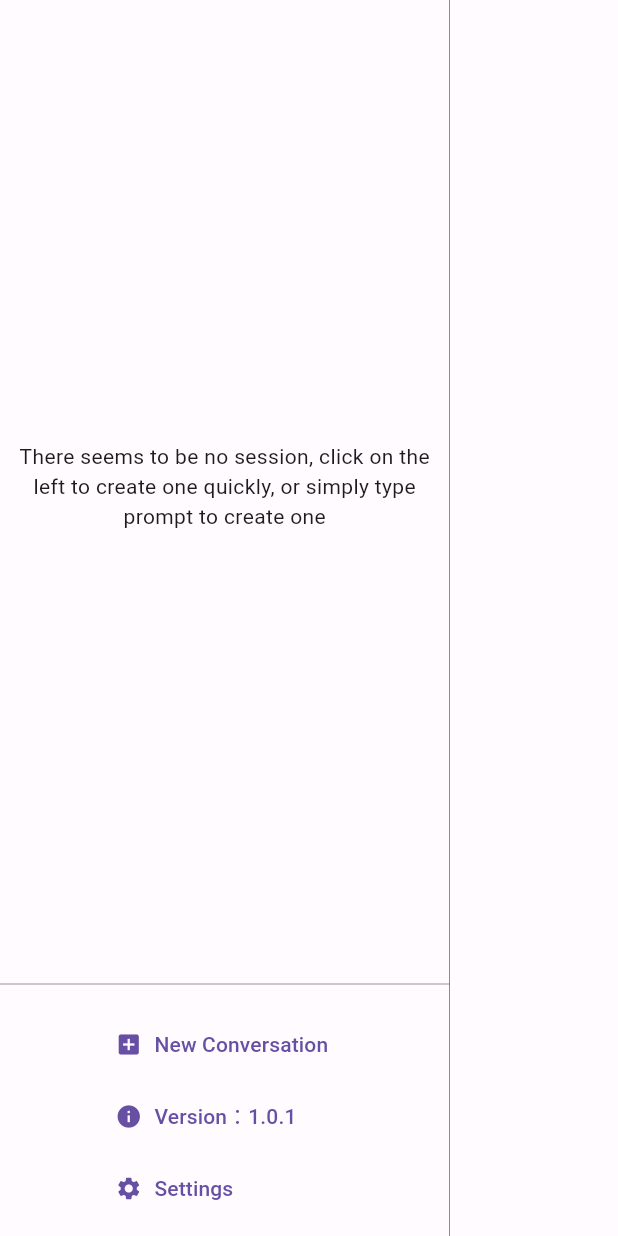
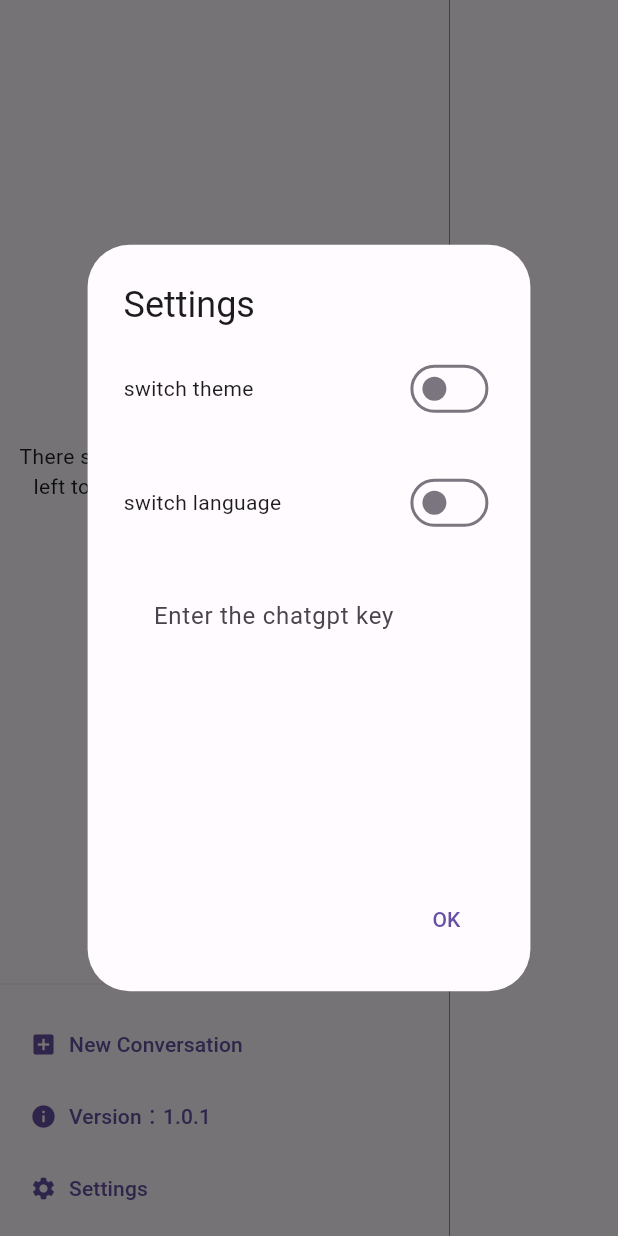
Before and after one commit to bravekingzhang/flutter_chat_box, a Flutter app: the ConversationWindow widget shown alone on an empty page, opened directly, after a tap on "Settings", on a phone screen of 412 x 824 dp. Run offline on Flutter 3.47's test engine with Material 2 defaults, Android fonts, the phone set to English and light mode, and no system bars; our stand-ins replace bloc, equatable, flutter_bloc, flutter_easyloading, flutter_highlight, flutter_markdown and 5 more; missing offline and left inert: dart_openai, markdown; accounts and stored records are empty; generated files the repository leaves out were written again.

Commit message:
feat:完成第一个稍微可用的版本

```diff
--- a/lib/components/conversation.dart
+++ b/lib/components/conversation.dart
@@ -4,7 +4,7 @@ import 'package:flutter_chatgpt/bloc/conversation_bloc.dart';
 import 'package:flutter_chatgpt/bloc/message_bloc.dart';
 import 'package:flutter_chatgpt/cubit/setting_cubit.dart';
 import 'package:flutter_chatgpt/repository/conversation.dart';
-import 'package:flutter_easyloading/flutter_easyloading.dart';
+import 'package:flutter_gen/gen_l10n/app_localizations.dart';
 
 class ConversationWindow extends StatefulWidget {
   const ConversationWindow({super.key});
@@ -26,14 +26,11 @@ class _ConversationWindowState extends State<ConversationWindow> {
     return BlocBuilder<ConversationBloc, ConversationState>(
       builder: (context, state) {
         return Container(
-          decoration: BoxDecoration(
-              color: BlocProvider.of<UserSettingCubit>(context)
-                  .state
-                  .themeData
-                  .cardColor,
-              border: const Border(right: BorderSide(width: .3))),
+          decoration:
+              const BoxDecoration(border: Border(right: BorderSide(width: .3))),
           constraints: const BoxConstraints(maxWidth: 300),
           child: Column(
+            crossAxisAlignment: CrossAxisAlignment.start,
             children: [
               state.runtimeType == ConversationInitial ||
                       state.conversations.isEmpty
@@ -82,7 +79,8 @@ class _ConversationWindowState extends State<ConversationWindow> {
                       onPressed: () {
                         _showNewConversationDialog(context);
                       },
-                      label: const Text("New Conversation"),
+                      label:
+                          Text(AppLocalizations.of(context)!.newConversation),
                       icon: const Icon(Icons.add_box),
                     ),
                     TextButton.icon(
@@ -94,7 +92,7 @@ class _ConversationWindowState extends State<ConversationWindow> {
                       onPressed: () {
                         _showSetting();
                       },
-                      label: const Text("Settings"),
+                      label: Text(AppLocalizations.of(context)!.settings),
                       icon: const Icon(Icons.settings),
                     ),
                   ],
@@ -123,13 +121,13 @@ class _ConversationWindowState extends State<ConversationWindow> {
       context: context,
       position: position,
       items: [
-        const PopupMenuItem(
+        PopupMenuItem(
           value: "delete",
-          child: Text("Delete"),
+          child: Text(AppLocalizations.of(context)!.delete),
         ),
-        const PopupMenuItem(
+        PopupMenuItem(
           value: "rename",
-          child: Text("ReName"),
+          child: Text(AppLocalizations.of(context)!.reName),
         ),
       ],
     ).then((value) {
@@ -163,15 +161,15 @@ class _ConversationWindowState extends State<ConversationWindow> {
             .conversations[index]
             .name;
         return AlertDialog(
-          title: const Text("Rename Conversation"),
+          title: Text(AppLocalizations.of(context)!.renameConversation),
           content: Column(
             mainAxisSize: MainAxisSize.min,
             children: [
               TextFormField(
                 controller: controller,
                 decoration: InputDecoration(
-                  labelText: 'Enter the new name',
-                  hintText: 'Enter the new name',
+                  labelText: 'Enter the new conversation name',
+                  hintText: 'Enter the new conversation name here',
                   floatingLabelBehavior: FloatingLabelBehavior.auto,
                   contentPadding:
                       const EdgeInsets.symmetric(horizontal: 16, vertical: 8),
@@ -180,7 +178,6 @@ class _ConversationWindowState extends State<ConversationWindow> {
                     borderSide: BorderSide.none,
                   ),
                   filled: true,
-                  fillColor: Colors.grey[200],
                 ),
                 autovalidateMode: AutovalidateMode.always,
                 maxLines: null,
@@ -211,7 +208,7 @@ class _ConversationWindowState extends State<ConversationWindow> {
                 );
                 Navigator.of(context).pop();
               },
-              child: const Text("OK"),
+              child: Text(AppLocalizations.of(context)!.ok),
             ),
           ],
         );
@@ -228,5 +225,92 @@ class _ConversationWindowState extends State<ConversationWindow> {
     context.read<MessageBloc>().add(LoadAllMessagesEvent(conversationUUid));
   }
 
-  void _showSetting() {}
+  void _showSetting() {
+    showDialog(
+      context: context,
+      builder: (BuildContext context) {
+        final TextEditingController controller = TextEditingController();
+        controller.text = BlocProvider.of<UserSettingCubit>(context).state.key;
+        return AlertDialog(
+          title: Text(AppLocalizations.of(context)!.settings),
+          content: SizedBox(
+            width: MediaQuery.of(context).size.width * 0.6,
+            height: MediaQuery.of(context).size.height * 0.4,
+            child: Column(
+              mainAxisSize: MainAxisSize.min,
+              children: [
+                Row(
+                  mainAxisAlignment: MainAxisAlignment.spaceBetween,
+                  children: [
+                    Text(AppLocalizations.of(context)!.theme),
+                    Switch(
+                      value: BlocProvider.of<UserSettingCubit>(context)
+                              .state
+                              .themeData ==
+                          darkTheme,
+                      onChanged: (value) {
+                        BlocProvider.of<UserSettingCubit>(context)
+                            .switchTheme();
+                      },
+                    ),
+                  ],
+                ),
+                const SizedBox(
+                  height: 28,
+                ),
+                Row(
+                  mainAxisAlignment: MainAxisAlignment.spaceBetween,
+                  children: [
+                    Text(AppLocalizations.of(context)!.language),
+                    Switch(
+                      value: BlocProvider.of<UserSettingCubit>(context)
+                              .state
+                              .locale
+                              .languageCode ==
+                          'zh',
+                      onChanged: (value) {
+                        BlocProvider.of<UserSettingCubit>(context)
+                            .switchLocale();
+                      },
+                    ),
+                  ],
+                ),
+                const SizedBox(
+                  height: 28,
+                ),
+                TextFormField(
+                  controller: controller,
+                  decoration: InputDecoration(
+                    labelText: AppLocalizations.of(context)!.enterKey,
+                    hintText: AppLocalizations.of(context)!.enterKeyTips,
+                    floatingLabelBehavior: FloatingLabelBehavior.auto,
+                    contentPadding:
+                        const EdgeInsets.symmetric(horizontal: 16, vertical: 8),
+                    border: OutlineInputBorder(
+                      borderRadius: BorderRadius.circular(5),
+                      borderSide: BorderSide.none,
+                    ),
+                    filled: true,
+                  ),
+                  autovalidateMode: AutovalidateMode.always,
+                  maxLines: null,
+                  onChanged: (value) {
+                    BlocProvider.of<UserSettingCubit>(context).setKey(value);
+                  },
+                ),
+              ],
+            ),
+          ),
+          actions: [
+            TextButton(
+              onPressed: () {
+                Navigator.of(context).pop();
+              },
+              child: Text(AppLocalizations.of(context)!.ok),
+            ),
+          ],
+        );
+      },
+    );
+  }
 }
--- a/lib/components/markdown_highlight.dart
+++ b/lib/components/markdown_highlight.dart
@@ -39,8 +39,7 @@ class CodeElementBuilder extends MarkdownElementBuilder {
         padding: const EdgeInsets.all(8),
 
         // Specify text style
-        textStyle: TextStyle(
-          backgroundColor: Colors.grey[200],
+        textStyle: const TextStyle(
           fontFamily: 'monospace',
           fontSize: 14,
         ),
--- a/lib/cubit/setting_cubit.dart
+++ b/lib/cubit/setting_cubit.dart
@@ -9,7 +9,7 @@ class UserSettingCubit extends Cubit<UserSettingState> with HydratedMixin {
       : super(UserSettingState(
           lightTheme,
           const Locale('en'),
-          "default key",
+          "",
         )) {
     hydrate();
   }
--- a/lib/l10n/app_en.arb
+++ b/lib/l10n/app_en.arb
@@ -2,5 +2,19 @@
   "appTitle": "ChatGpt",
   "toSecondPage":"to second page",
   "secondPage":"this is the second Page",
-  "countTimes":"current total count is:"
+  "countTimes":"current total count is:",
+  "noConversationTips":"There seems to be no session, click on the left to create one quickly, or simply type prompt to create one",
+  "newConversation":"New Conversation",
+  "renameConversation":"Rename Conversation",
+  "settings":"Settings",
+  "theme":"switch theme",
+  "language":"switch language",
+  "delete":"Delete",
+  "reName":"ReName",
+  "inputPrompt":"Input your prompt",
+  "inputPromptTips":"Input your prompt here",
+  "enterKey":"Enter the chatgpt key",
+  "enterKeyTips":"Enter the chatgpt key here",
+  "ok":"OK",
+  "cancel":"Cancel"
 }
--- a/lib/l10n/app_zh.arb
+++ b/lib/l10n/app_zh.arb
@@ -2,5 +2,19 @@
   "appTitle": "智能助手",
   "toSecondPage": "去到第二页",
   "secondPage": "这里上第二页",
-  "countTimes":"当前的数字是："
+  "countTimes":"当前的数字是：",
+  "noConversationTips":"似乎没有会话，点击左侧快速创建一个，或简单地键入提示创建一个",
+  "newConversation":"创建新会话",
+  "renameConversation":"重命名会话",
+  "settings":"设置",
+  "theme":"切换主题",
+  "language":"切换语言",
+  "delete":"删除",
+  "reName":"重命名",
+  "inputPrompt":"请输入你的 prompt",
+  "inputPromptTips":"在这里输入你的 prompt",
+  "enterKey":"请输入你的 chatgpt key",
+  "enterKeyTips":"请输在这里输入你的 chatgpt key",
+  "ok":"确定",
+  "cancel":"取消"
 }
--- a/lib/repository/message.dart
+++ b/lib/repository/message.dart
@@ -2,8 +2,10 @@ import 'dart:ui';
 
 import 'package:dart_openai/openai.dart';
 import 'package:flutter/foundation.dart';
+import 'package:flutter_chatgpt/cubit/setting_cubit.dart';
 import 'package:flutter_chatgpt/repository/conversation.dart';
 import 'package:flutter_chatgpt/utils/log.dart';
+import 'package:get_it/get_it.dart';
 
 class MessageRepository {
   static final MessageRepository _instance = MessageRepository._internal();
@@ -24,7 +26,7 @@ class MessageRepository {
   }
 
   void init(apiKey) {
-    OpenAI.apiKey = "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";
+    OpenAI.apiKey = GetIt.instance.get<UserSettingCubit>().state.key;
   }
 
   void _getResponseFromGpt(
```
Also changed, not shown: lib/components/chat.dart (+12 -15 lines), artificial/WechatIMG249.jpeg (added), artificial/WechatIMG250.jpeg (added), artificial/WechatIMG251.jpeg (added), lib/configs/color_schemes.g.dart.
